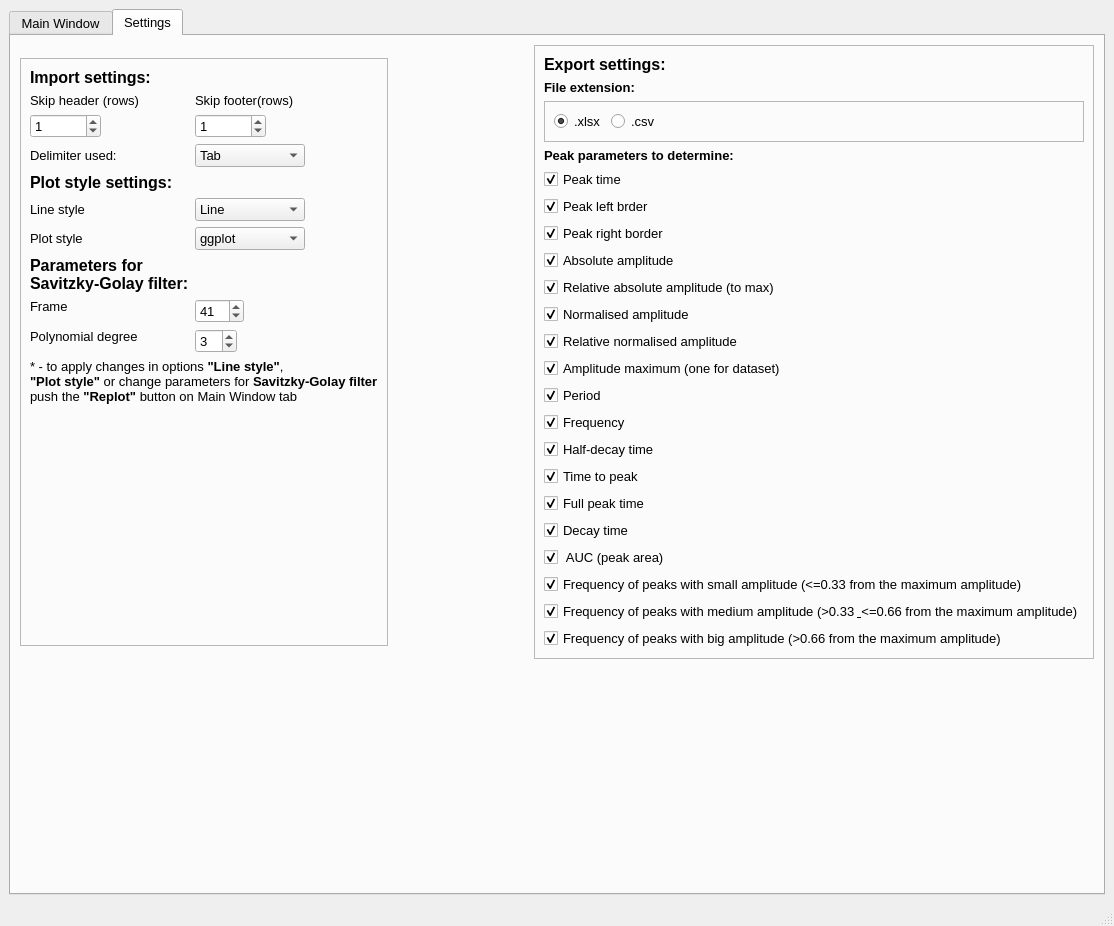
First picture: the form in PeakInspector/PeakInspector_layout.ui, repository ASalykin/PeakInspector, before the edit.
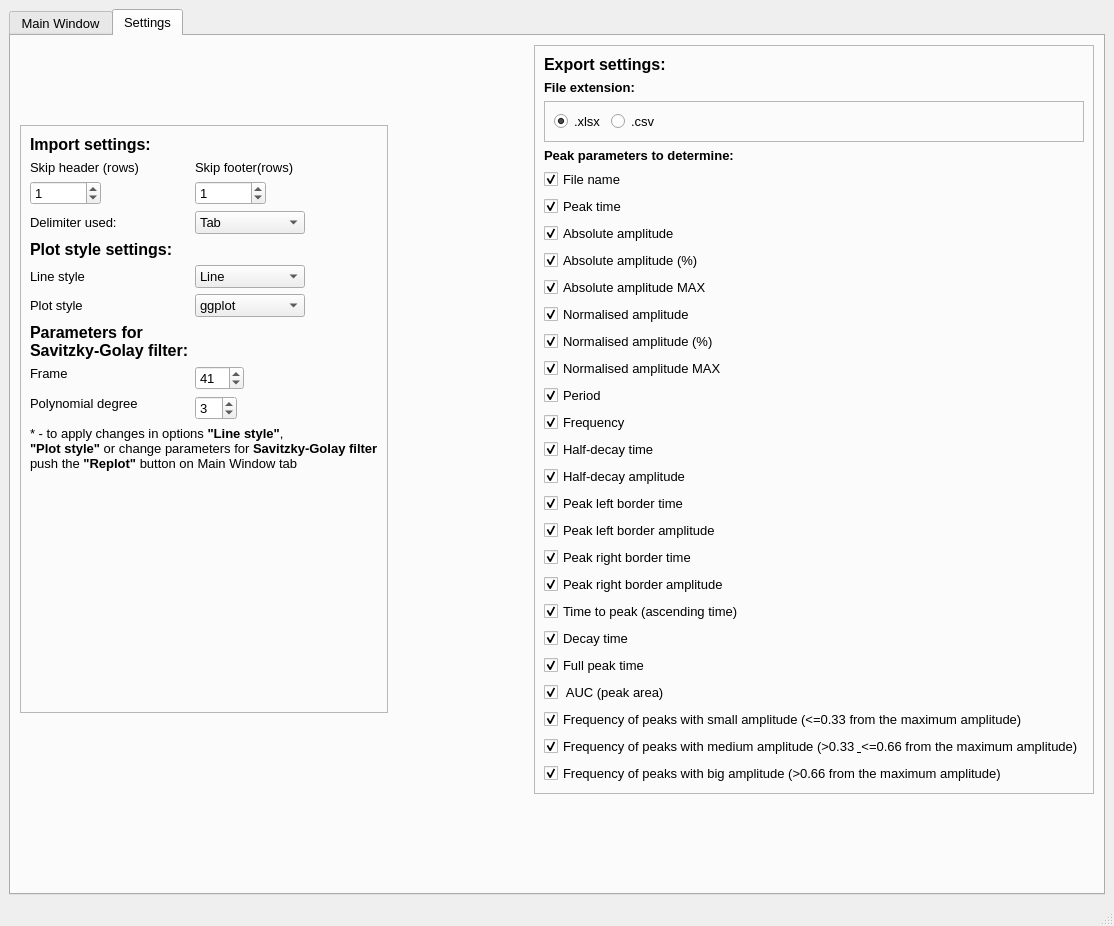
Second picture: the form after the edit. The open tabs and pages were chosen to show the change.

The edit to the form file:
```diff
--- a/PeakInspector/PeakInspector_layout.ui
+++ b/PeakInspector/PeakInspector_layout.ui
@@ -965,7 +965,17 @@
             </widget>
            </item>
            <item>
-            <widget class="QCheckBox" name="checkBox">
+            <widget class="QCheckBox" name="chbxFileName">
+             <property name="text">
+              <string>File name</string>
+             </property>
+             <property name="checked">
+              <bool>true</bool>
+             </property>
+            </widget>
+           </item>
+           <item>
+            <widget class="QCheckBox" name="chbxPeakTime">
              <property name="text">
               <string>Peak time</string>
              </property>
@@ -975,27 +985,7 @@
             </widget>
            </item>
            <item>
-            <widget class="QCheckBox" name="checkBox_4">
-             <property name="text">
-              <string>Peak left brder</string>
-             </property>
-             <property name="checked">
-              <bool>true</bool>
-             </property>
-            </widget>
-           </item>
-           <item>
-            <widget class="QCheckBox" name="checkBox_7">
-             <property name="text">
-              <string>Peak right border</string>
-             </property>
-             <property name="checked">
-              <bool>true</bool>
-             </property>
-            </widget>
-           </item>
-           <item>
-            <widget class="QCheckBox" name="checkBox_9">
+            <widget class="QCheckBox" name="chbxAmplAbs">
              <property name="text">
               <string>Absolute amplitude</string>
              </property>
@@ -1007,7 +997,7 @@
            <item>
             <widget class="QCheckBox" name="checkBox_10">
              <property name="text">
-              <string>Relative absolute amplitude (to max)</string>
+              <string>Absolute amplitude (%)</string>
              </property>
              <property name="checked">
               <bool>true</bool>
@@ -1015,7 +1005,17 @@
             </widget>
            </item>
            <item>
-            <widget class="QCheckBox" name="checkBox_5">
+            <widget class="QCheckBox" name="chbxAmplAbsMax">
+             <property name="text">
+              <string>Absolute amplitude MAX</string>
+             </property>
+             <property name="checked">
+              <bool>true</bool>
+             </property>
+            </widget>
+           </item>
+           <item>
+            <widget class="QCheckBox" name="chbxAmplNorm">
              <property name="text">
               <string>Normalised amplitude</string>
              </property>
@@ -1027,7 +1027,7 @@
            <item>
             <widget class="QCheckBox" name="checkBox_8">
              <property name="text">
-              <string>Relative normalised amplitude</string>
+              <string>Normalised amplitude (%)</string>
              </property>
              <property name="checked">
               <bool>true</bool>
@@ -1037,7 +1037,7 @@
            <item>
             <widget class="QCheckBox" name="checkBox_6">
              <property name="text">
-              <string>Amplitude maximum (one for dataset)</string>
+              <string>Normalised amplitude MAX</string>
              </property>
              <property name="checked">
               <bool>true</bool>
@@ -1077,7 +1077,7 @@
            <item>
             <widget class="QCheckBox" name="checkBox_12">
              <property name="text">
-              <string>Time to peak</string>
+              <string>Half-decay amplitude</string>
              </property>
              <property name="checked">
               <bool>true</bool>
@@ -1087,7 +1087,7 @@
            <item>
             <widget class="QCheckBox" name="checkBox_14">
              <property name="text">
-              <string>Full peak time</string>
+              <string>Peak left border time</string>
              </property>
              <property name="checked">
               <bool>true</bool>
@@ -1095,7 +1095,47 @@
             </widget>
            </item>
            <item>
-            <widget class="QCheckBox" name="checkBox_13">
+            <widget class="QCheckBox" name="chbxLeftBorder">
+             <property name="text">
+              <string>Peak left border amplitude</string>
+             </property>
+             <property name="checked">
+              <bool>true</bool>
+             </property>
+            </widget>
+           </item>
+           <item>
+            <widget class="QCheckBox" name="chbxRightBorderTime">
+             <property name="text">
+              <string>Peak right border time</string>
+             </property>
+             <property name="checked">
+              <bool>true</bool>
+             </property>
+            </widget>
+           </item>
+           <item>
+            <widget class="QCheckBox" name="chbxRightBorder">
+             <property name="text">
+              <string>Peak right border amplitude</string>
+             </property>
+             <property name="checked">
+              <bool>true</bool>
+             </property>
+            </widget>
+           </item>
+           <item>
+            <widget class="QCheckBox" name="chbxTimeToPeak">
+             <property name="text">
+              <string>Time to peak (ascending time)</string>
+             </property>
+             <property name="checked">
+              <bool>true</bool>
+             </property>
+            </widget>
+           </item>
+           <item>
+            <widget class="QCheckBox" name="chbxDecayTime">
              <property name="text">
               <string>Decay time</string>
              </property>
@@ -1105,7 +1145,17 @@
             </widget>
            </item>
            <item>
-            <widget class="QCheckBox" name="checkBox_15">
+            <widget class="QCheckBox" name="chbxFullPeakTime">
+             <property name="text">
+              <string>Full peak time</string>
+             </property>
+             <property name="checked">
+              <bool>true</bool>
+             </property>
+            </widget>
+           </item>
+           <item>
+            <widget class="QCheckBox" name="chbxAUC">
              <property name="text">
               <string> AUC (peak area)</string>
              </property>
```
Left out of the diff: 26 changed lines with no effect on the pictures.
